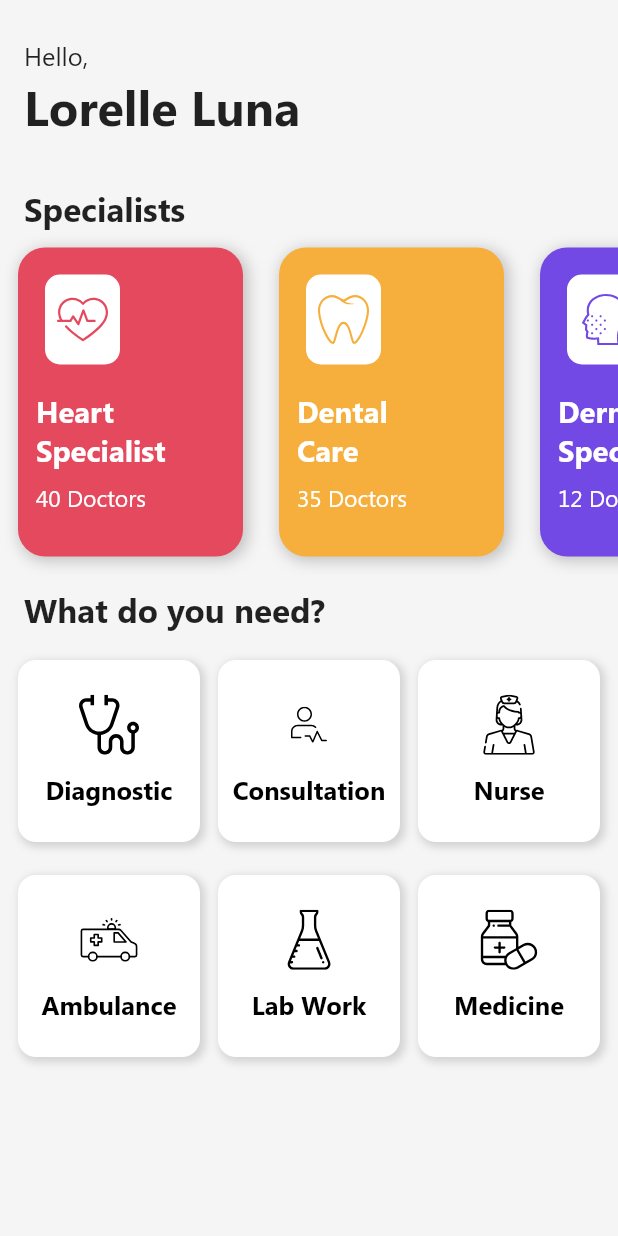
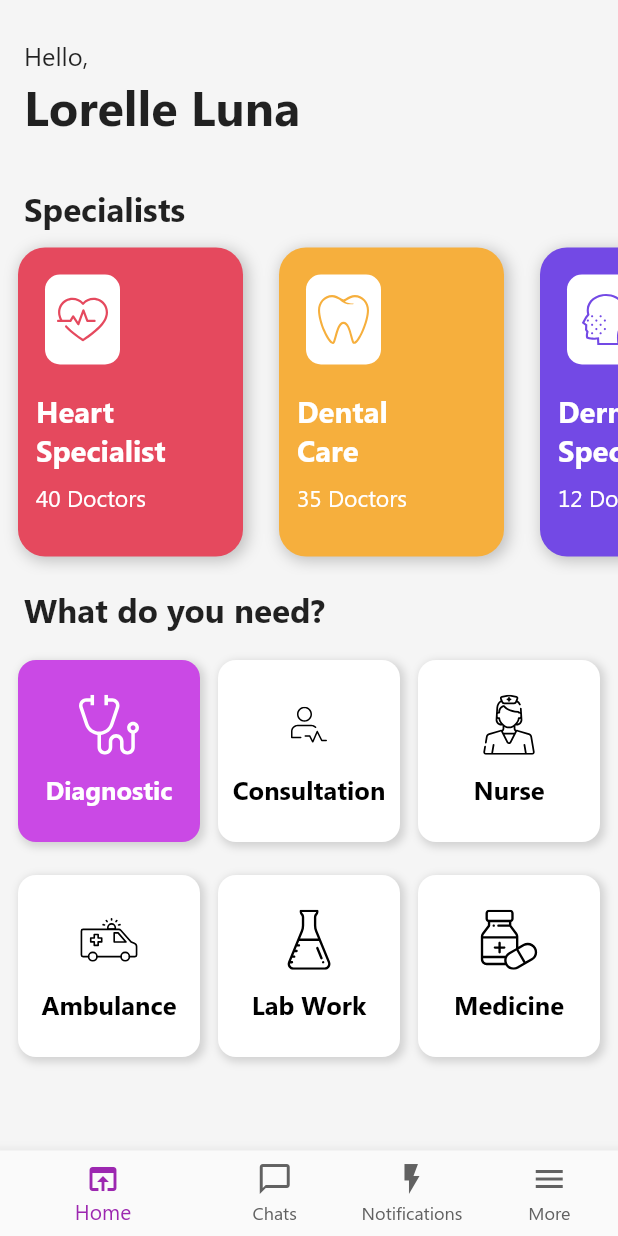
Before and after one commit to PortalTelemedicina/mobile-test, a Flutter app: the screen it shows after launch, on a phone screen of 412 x 824 dp. Run offline on Flutter 3.47's test engine with Material 2 defaults, Android fonts, the phone set to English and light mode, and no system bars; our stand-ins replace flutter_svg, shimmer.

Commit message:
All page finished

```diff
--- a/lib/api/api.dart
+++ b/lib/api/api.dart
@@ -7,8 +7,6 @@ class Api {
             path +
             '.json';
     Future<http.Response> request;
-
-    print(endpoint);
     Map<String, String> headers = {
       'Content-Type': 'application/json',
     };
--- /dev/null
+++ b/lib/screens/bottom_navigation_bar.dart
@@ -0,0 +1,42 @@
+import 'package:flutter/material.dart';
+
+///Custom bottom bar created to be able to select diferent pages althought on this demo there is just one page
+class BottomBar extends StatefulWidget {
+  final VoidCallback? onHomePressed;
+  const BottomBar({
+    Key? key,
+    this.onHomePressed,
+  }) : super(key: key);
+
+  @override
+  _BottomBarState createState() => _BottomBarState();
+}
+
+class _BottomBarState extends State<BottomBar> {
+  int index = 0;
+  @override
+  Widget build(BuildContext context) {
+    return BottomNavigationBar(
+      currentIndex: index,
+      onTap: (value) {
+        setState(() {
+          if (index == 0) if (widget.onHomePressed != null)
+            widget.onHomePressed!();
+          index = value;
+        });
+      },
+      showUnselectedLabels: true,
+      unselectedItemColor: Colors.grey[700],
+      selectedItemColor: Colors.purple,
+      items: [
+        BottomNavigationBarItem(
+            icon: Icon(Icons.open_in_browser_outlined), label: "Home"),
+        BottomNavigationBarItem(
+            icon: Icon(Icons.chat_bubble_outline), label: "Chats"),
+        BottomNavigationBarItem(
+            icon: Icon(Icons.flash_on_sharp), label: "Notifications"),
+        BottomNavigationBarItem(icon: Icon(Icons.menu), label: "More"),
+      ],
+    );
+  }
+}
--- a/lib/screens/home/components/servisse_card.dart
+++ b/lib/screens/home/components/servisse_card.dart
@@ -1,4 +1,5 @@
 import 'package:flutter/material.dart';
+import 'package:mobile_test_daniel_vofchuk/util/icon.dart';
 
 import '../../../models/servisse_model.dart';
 import '../../../util/my_text.dart';
@@ -6,10 +7,12 @@ import '../../../util/my_text.dart';
 class ServisseCard extends StatelessWidget {
   final Servisse servisse;
   final bool isSelected;
+  final VoidCallback? onTap;
   const ServisseCard({
     Key? key,
     this.isSelected = false,
     required this.servisse,
+    this.onTap,
   }) : super(key: key);
 
   // ServisseCard setHeight(double height) {
@@ -34,8 +37,15 @@ class ServisseCard extends StatelessWidget {
           ),
         ],
       ),
+      child: Material(
+        color: Colors.transparent,
+        child: InkWell(
+          onTap: onTap,
+          borderRadius: BorderRadius.circular(12),
           child: Center(
             child: _buildContent(),
+          ),
+        ),
       ),
     );
   }
@@ -45,17 +55,23 @@ class ServisseCard extends StatelessWidget {
       mainAxisSize: MainAxisSize.min,
       children: [
         SizedBox(
-          child: servisse.image,
+          child: MyIcon(
+            icon: servisse.image.icon,
+            color: isSelected ? Colors.white : Colors.black,
+          ),
           height: 40,
         ),
         SizedBox(
           height: 12,
         ),
-        MyText(
+        Hero(
+          tag: servisse.title,
+          child: MyText(
             servisse.title,
             color: isSelected ? Colors.white : Colors.black,
             fontWeight: FontWeight.bold,
             size: 20,
+          ),
         )
       ],
     );
--- a/lib/screens/home/home.dart
+++ b/lib/screens/home/home.dart
@@ -1,16 +1,26 @@
 import 'package:flutter/material.dart';
-import 'package:mobile_test_daniel_vofchuk/util/servisses.dart';
-import 'package:mobile_test_daniel_vofchuk/util/static_data.dart';
+import 'package:mobile_test_daniel_vofchuk/models/servisse_model.dart';
+
+import '../../util/my_text.dart';
+import '../../util/static_data.dart';
+import '../bottom_navigation_bar.dart';
 import 'components/servisse_card.dart';
 import 'components/specialist_card.dart';
-import 'package:mobile_test_daniel_vofchuk/util/my_text.dart';
 
-class HomePage extends StatelessWidget {
+class HomePage extends StatefulWidget {
   const HomePage({Key? key}) : super(key: key);
+
+  @override
+  _HomePageState createState() => _HomePageState();
+}
+
+class _HomePageState extends State<HomePage> {
+  Servisse selectedServisse = StaticData.servisses.first;
 
   @override
   Widget build(BuildContext context) {
     return Scaffold(
+      bottomNavigationBar: BottomBar(),
       backgroundColor: Colors.grey[100],
       body: SafeArea(
         child: SingleChildScrollView(
@@ -19,7 +29,7 @@ class HomePage extends StatelessWidget {
             children: [
               ..._buildTopPortion(),
               _buildSpecialistsArea(),
-              _buildWhatDOYouNeedArea()
+              _buildWhatDoYouNeedArea()
             ],
           ),
         ),
@@ -27,7 +37,7 @@ class HomePage extends StatelessWidget {
     );
   }
 
-  Column _buildWhatDOYouNeedArea() {
+  Column _buildWhatDoYouNeedArea() {
     return Column(
       crossAxisAlignment: CrossAxisAlignment.start,
       children: [
@@ -45,7 +55,17 @@ class HomePage extends StatelessWidget {
             mainAxisSpacing: 22,
             crossAxisSpacing: 12,
             children: [
-              ...StaticData.servisses.map((e) => ServisseCard(servisse: e)),
+              ...StaticData.servisses.map(
+                (e) => ServisseCard(
+                  servisse: e,
+                  onTap: () {
+                    setState(() {
+                      selectedServisse = e;
+                    });
+                  },
+                  isSelected: selectedServisse.title == e.title,
+                ),
+              ),
             ],
           ),
         )
--- a/lib/util/icon.dart
+++ b/lib/util/icon.dart
@@ -6,12 +6,14 @@ import 'package:mobile_test_daniel_vofchuk/util/servisses.dart';
 
 class MyIcon extends StatelessWidget {
   final LocalIcons icon;
-  double? size;
+  final double? size;
+  final Color? color;
 
   MyIcon({
     Key? key,
     required this.icon,
     this.size,
+    this.color,
   }) : super(key: key);
   @override
   Widget build(BuildContext context) {
@@ -20,6 +22,7 @@ class MyIcon extends StatelessWidget {
     return SvgPicture.asset(
       path,
       height: size,
+      color: color,
     );
   }
 }
--- a/lib/util/my_text.dart
+++ b/lib/util/my_text.dart
@@ -54,8 +54,5 @@ class MyText extends StatelessWidget {
     if (factor > MAXFACTOR) factor = MAXFACTOR;
     if (factor < MINFACTOR) factor = MINFACTOR;
     globalTextScaleFactor = factor;
-    // print(
-    //     '---> width: ${MediaQuery.of(context).size.width}');
-    // print('--> globalTextScaleFactor setted as $globalTextScaleFactor');
   }
 }
```
Also changed, not shown: lib/screens/specialists/components/specialist_card.dart (renamed from lib/screens/specialists/components/specialist_cart.dart, +26 -3 lines), lib/screens/specialists/specialists_page.dart (+85 -42 lines). Lines whose indentation alone changed are shown as unchanged.
